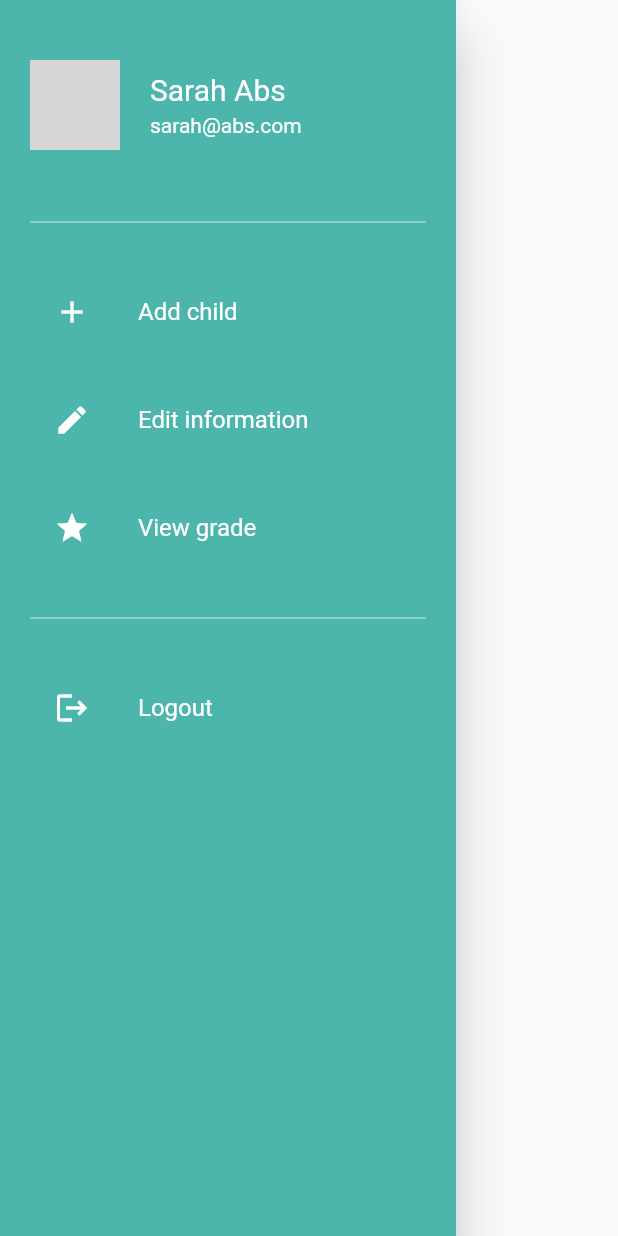
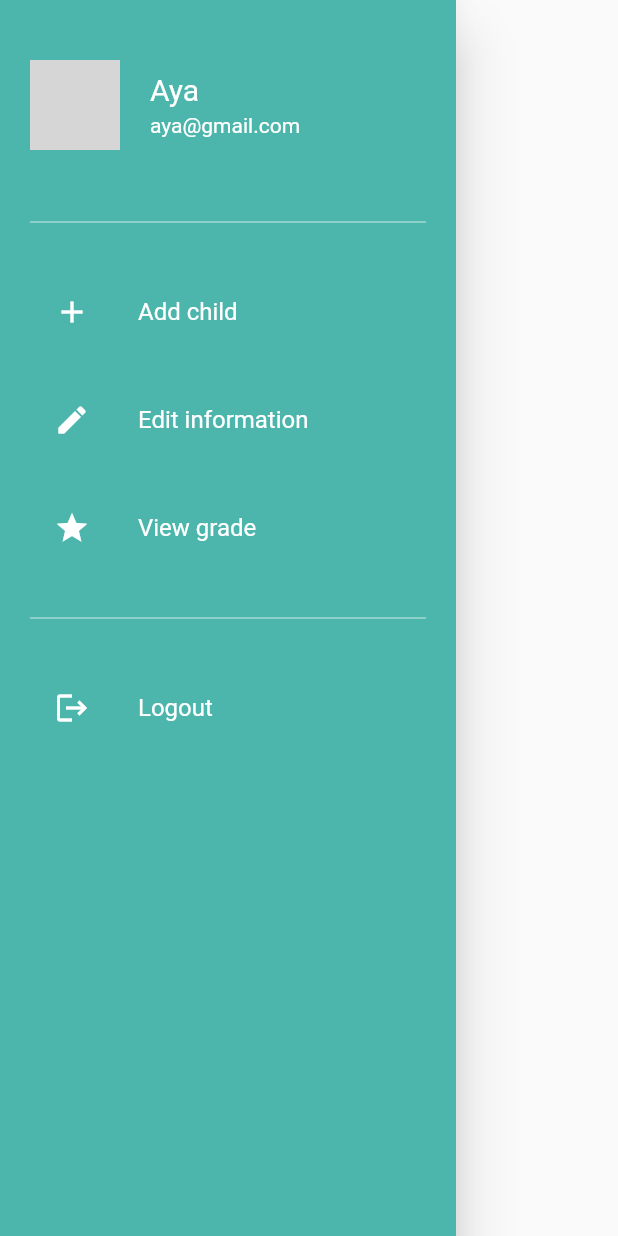
Before and after one commit to WessamTarek420/parent_GP, a Flutter app: the NavigationDrawerWidget widget shown alone on an empty page, opened directly, on a phone screen of 412 x 824 dp. Run offline on Flutter 3.47's test engine with Material 2 defaults, Android fonts, the phone set to English and light mode, and no system bars; our stand-ins replace cloud_firestore, firebase_auth, firebase_core; missing offline and left inert: dart:ffi; accounts and stored records are empty; network calls fail; grey boxes are pictures that could not be loaded.

Commit message:
last one

```diff
--- a/lib/main.dart
+++ b/lib/main.dart
@@ -10,7 +10,9 @@ import 'package:parent_gp/screens/edit.dart';
 import 'package:parent_gp/screens/forgetpassword.dart';
 import 'package:parent_gp/screens/ViewChildGrade.dart';
 
+
 import 'screens/Loginscreen.dart';
+import 'screens/certificate.dart';
 import 'screens/start.dart';
 
 void main() async {
@@ -34,6 +36,8 @@ class MyApp extends StatelessWidget {
         EditChild.id: (context) => EditChild(),
         Showchild.id: (context) => Showchild(),
         ForgetPassword.id: (context) => ForgetPassword(),
+        Certificate.id:(context)=>Certificate(),
+
       },
     );
   }
--- a/lib/screens/navigator_drawer.dart
+++ b/lib/screens/navigator_drawer.dart
@@ -12,8 +12,8 @@ class NavigationDrawerWidget extends StatelessWidget {
   final padding = EdgeInsets.symmetric(horizontal: 20);
   @override
   Widget build(BuildContext context) {
-    final name = 'Sarah Abs';
-    final email = 'sarah@abs.com';
+    final name = 'Aya';
+    final email = 'aya@gmail.com';
     final _auth = Auth();
     final urlImage =
         'https://images.unsplash.com/photo-1494790108377-be9c29b29330?ixid=MnwxMjA3fDB8MHxwaG90by1wYWdlfHx8fGVufDB8fHx8&ixlib=rb-1.2.1&auto=format&fit=crop&w=634&q=80';
--- a/lib/screens/userpage.dart
+++ b/lib/screens/userpage.dart
@@ -7,7 +7,7 @@ class UserPage extends StatelessWidget {
   const UserPage({
 
     @required this.name,
-    @required this.urlImage,
+  @required this.urlImage,
   }) ;
 
   @override
--- a/pubspec.yaml
+++ b/pubspec.yaml
@@ -42,3 +42,4 @@ flutter:
     - images/f.png
     - images/boy.jpeg
     - images/girl.jpeg
+    - images/cert.gif
```
Also changed, not shown: lib/screens/ViewChildGrade.dart (+16 -1 lines), lib/screens/certificate.dart (added, +19 -0 lines), images/boy.jpeg, images/cert.gif (added), images/girl.jpeg.
